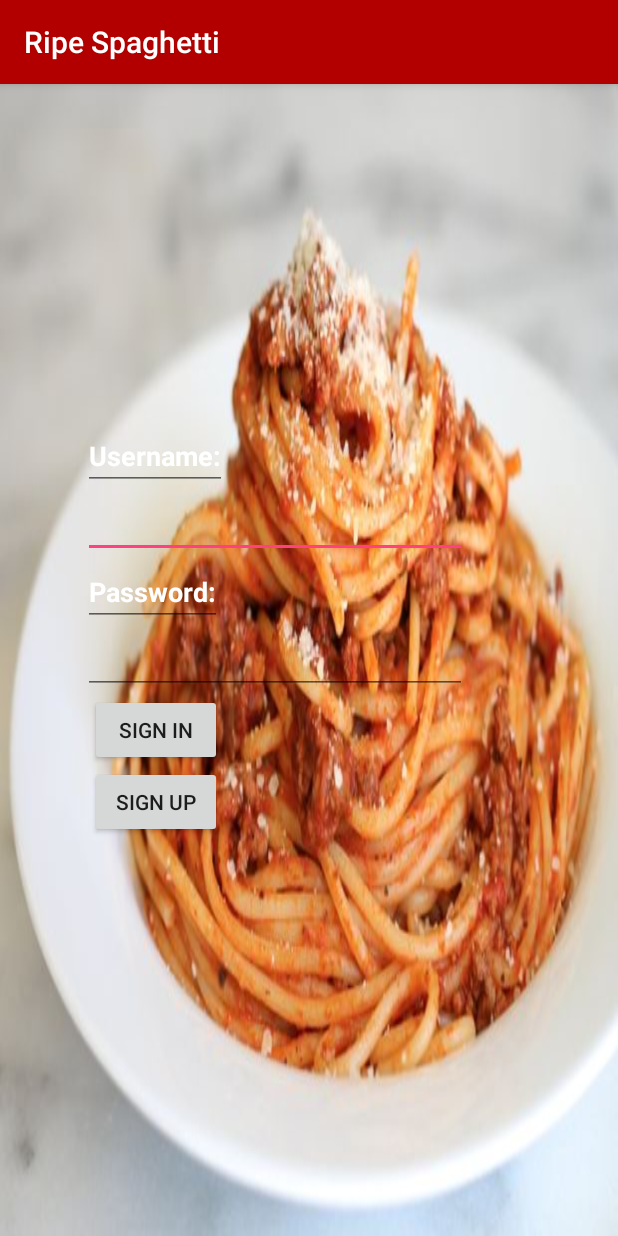
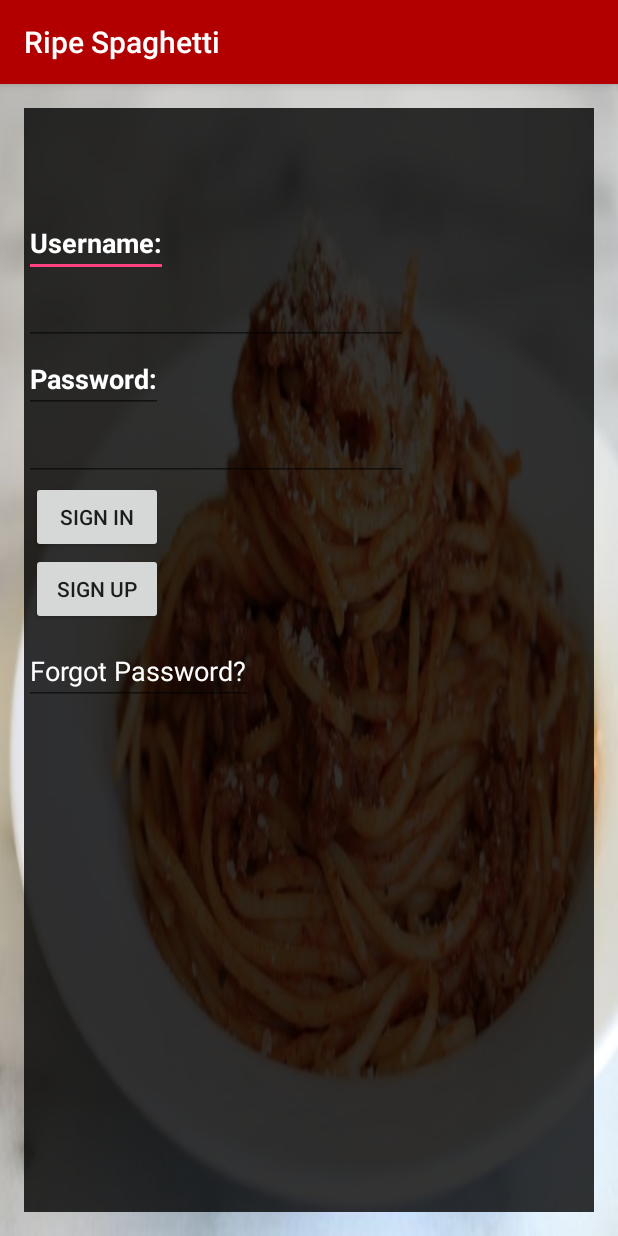
Before and after one commit to lbenitez1/RipeSpaghetti, an Android app: the screen it shows after launch (MainActivity), on a phone screen of 412 x 824 dp. Run offline under Robolectric (Android 15) with nearby library versions, the phone set to English and light mode, and no system bars.

Commit message:
adding login functionality

```diff
--- a/app/src/main/res/layout/activity_main.xml
+++ b/app/src/main/res/layout/activity_main.xml
@@ -11,27 +11,17 @@
     android:background="@drawable/spaghetti"
     tools:context="com.leonardobenitez.leonardobenitez.ripespaghetti.MainActivity">
 
-    <EditText
+    <Gallery
         android:layout_width="wrap_content"
         android:layout_height="wrap_content"
-        android:inputType="textPersonName"
-        android:ems="12"
-        android:textColor="#fff"
-        android:id="@+id/username"
-        android:layout_above="@+id/passWordLabel"
-        android:layout_alignLeft="@+id/userNameLabel"
-        android:layout_alignStart="@+id/userNameLabel" />
-
-    <EditText
-        android:layout_width="wrap_content"
-        android:layout_height="wrap_content"
-        android:inputType="textPassword"
-        android:textColor="#fff"
-        android:ems="12"
-        android:id="@+id/password"
-        android:layout_centerVertical="true"
-        android:layout_alignLeft="@+id/passWordLabel"
-        android:layout_alignStart="@+id/passWordLabel" />
+        android:id="@+id/gallery"
+        android:background="#CC000000"
+        android:layout_alignParentBottom="true"
+        android:layout_alignParentTop="true"
+        android:layout_alignParentLeft="true"
+        android:layout_alignParentStart="true"
+        android:layout_alignParentRight="true"
+        android:layout_alignParentEnd="true" />
 
     <EditText
         android:layout_width="wrap_content"
@@ -40,9 +30,31 @@
         android:text="Username:"
         android:textStyle="bold"
         android:textColor="#fff"
-        android:layout_marginLeft="39dp"
-        android:layout_marginStart="39dp"
-        android:layout_above="@+id/username"
+        android:layout_marginTop="67dp"
+        android:layout_alignParentTop="true"
+        android:layout_alignParentLeft="true"
+        android:layout_alignParentStart="true"
+        android:editable="false" />
+
+    <EditText
+        android:layout_width="wrap_content"
+        android:layout_height="wrap_content"
+        android:inputType="textPassword"
+        android:textColor="#fff"
+        android:ems="12"
+        android:id="@+id/passwordField"
+        android:layout_below="@+id/passWordLabel"
+        android:layout_alignParentLeft="true"
+        android:layout_alignParentStart="true" />
+
+    <EditText
+        android:layout_width="wrap_content"
+        android:layout_height="wrap_content"
+        android:inputType="textPersonName"
+        android:ems="12"
+        android:textColor="#fff"
+        android:id="@+id/usernameField"
+        android:layout_below="@+id/userNameLabel"
         android:layout_alignParentLeft="true"
         android:layout_alignParentStart="true" />
 
@@ -53,25 +65,42 @@
         android:text="Password:"
         android:textStyle="bold"
         android:textColor="#fff"
-        android:layout_above="@+id/password"
-        android:layout_alignLeft="@+id/username"
-        android:layout_alignStart="@+id/username" />
+        android:layout_below="@+id/usernameField"
+        android:layout_alignParentLeft="true"
+        android:layout_alignParentStart="true" />
 
     <Button
         android:layout_width="wrap_content"
         android:layout_height="wrap_content"
         android:text="Sign In"
-        android:id="@+id/signInButton"
-        android:layout_below="@+id/password"
+        android:id="@+id/loginButton"
+        android:clickable="true"
+        android:layout_below="@+id/passwordField"
         android:layout_alignRight="@+id/passWordLabel"
-        android:layout_alignEnd="@+id/passWordLabel" />
+        android:onClick="loginButton" />
+
+    <EditText
+        android:layout_width="wrap_content"
+        android:layout_height="wrap_content"
+        android:id="@+id/forgotPassWordLink"
+        android:text="Forgot Password?"
+        android:textColor="#fff"
+        android:layout_below="@+id/loginButton"
+        android:layout_alignParentLeft="true"
+        android:layout_alignParentStart="true"
+        android:layout_marginTop="56dp"
+        android:onClick="forgotPassWordButton"
+        android:clickable="true" />
 
     <Button
         android:layout_width="wrap_content"
         android:layout_height="wrap_content"
         android:text="Sign Up"
-        android:id="@+id/signUpButton"
-        android:layout_below="@+id/signInButton"
-        android:layout_alignRight="@+id/passWordLabel" />
+        android:id="@+id/singUpButton"
+        android:clickable="true"
+        android:onClick="signUpButton"
+        android:layout_below="@+id/loginButton"
+        android:layout_alignLeft="@+id/loginButton"
+        android:layout_alignStart="@+id/loginButton" />
 
 </RelativeLayout>
```
Also changed, not shown: app/src/main/AndroidManifest.xml (+8 -2 lines), app/src/main/java/com/leonardobenitez/leonardobenitez/ripespaghetti/MainActivity.java (+30 -1 lines), app/src/main/res/layout/activity_register.xml (+4 -4 lines), app/src/main/res/layout/activity_user.xml (+9 -0 lines).
